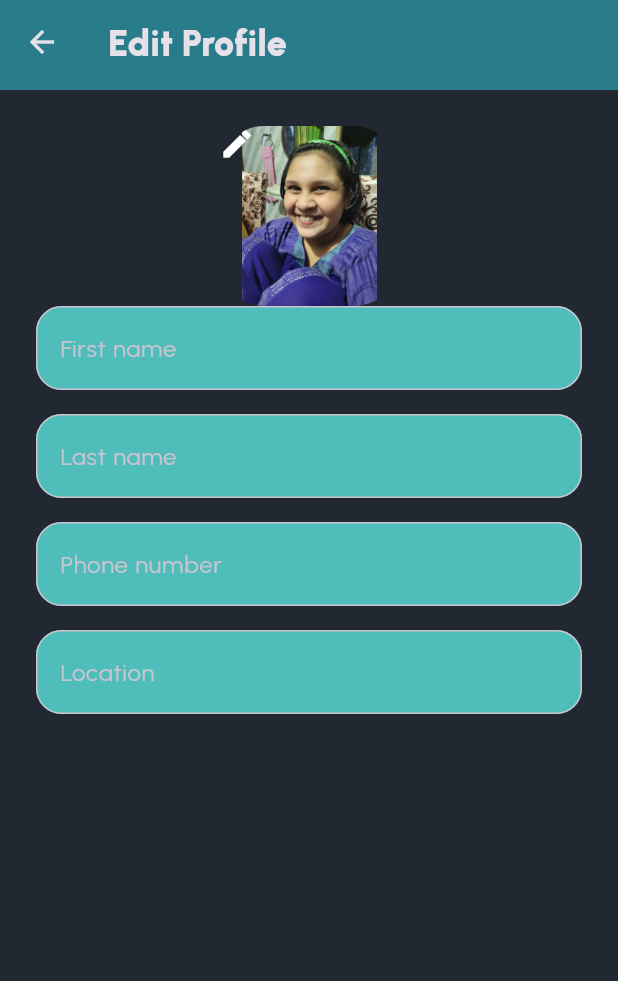
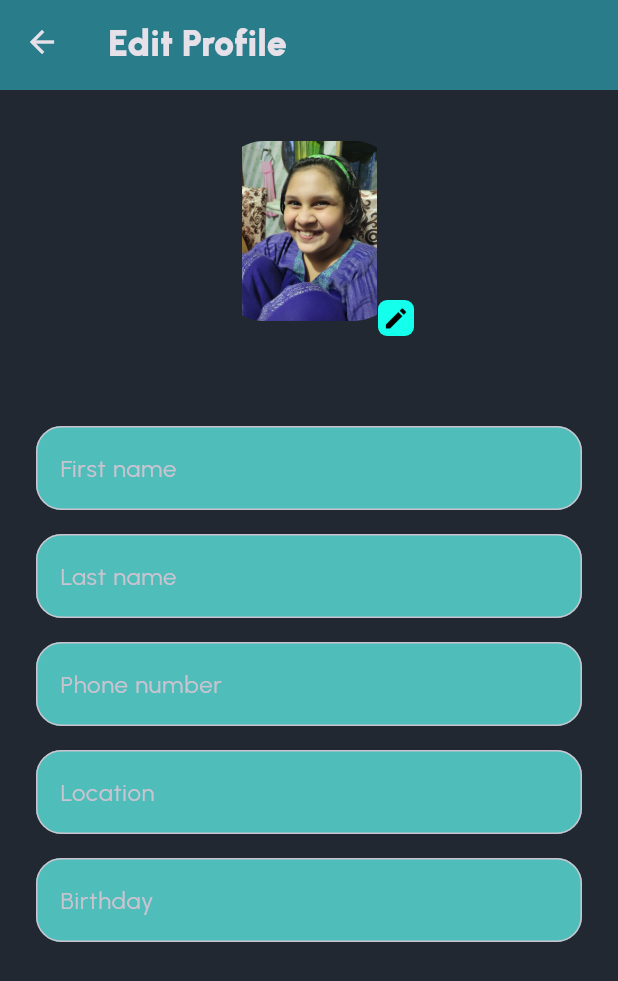
Before and after one commit to aluffyy/Hashi, a Flutter app: the EditProfilePage screen opened by its route, on a phone screen of 412 x 824 dp. Shown: the top 981 px of the screen. Run offline on Flutter 3.47's test engine with Material 3 defaults, Android fonts, the phone set to English and light mode, and no system bars; our stand-ins replace flutter_svg; project files that could hold a hidden picture were left out.

Commit message:
Initial commit

```diff
--- a/lib/config/app_strings.dart
+++ b/lib/config/app_strings.dart
@@ -1,5 +1,7 @@
 class AppStrings {
   static const appName = 'Hashi';
+
+  // static const helloWelcome = 'Hello, welcome back!';
   // static const loginToContinue = 'Login to continue';
   static const username = 'Username';
   static const password = 'Password';
--- a/lib/pages/edit_profile_page.dart
+++ b/lib/pages/edit_profile_page.dart
@@ -2,6 +2,7 @@ import 'package:Hashi/components/app_text_field.dart';
 import 'package:Hashi/components/toolbar.dart';
 import 'package:Hashi/components/user_avatar.dart';
 import 'package:Hashi/config/app_strings.dart';
+import 'package:Hashi/styles/app_colors.dart';
 import 'package:flutter/material.dart';
 
 class EditProfilePage extends StatelessWidget {
@@ -9,33 +10,60 @@ class EditProfilePage extends StatelessWidget {
 
   @override
   Widget build(BuildContext context) {
-    return const Scaffold(
-      appBar: Toolbar(title: AppStrings.editProfile),
+    return Scaffold(
+      appBar: const Toolbar(title: AppStrings.editProfile),
       body: Padding(
-        padding: EdgeInsets.all(24.0),
+        padding: const EdgeInsets.all(24.0),
         child: Column(
           children: [
             Stack(
               children: [
-                UserAvatar(
-                  size: 120,
+                const Padding(
+                  padding: EdgeInsets.all(10.0),
+                  child: UserAvatar(
+                    size: 120,
+                  ),
                 ),
-                Icon(Icons.edit),
+                Positioned(
+                  bottom: 0,
+                  right: 0,
+                  child: Container(
+                    padding: const EdgeInsets.all(3),
+                    decoration: const BoxDecoration(
+                      color: AppColors.primary,
+                      borderRadius: BorderRadius.all(
+                        Radius.circular(6),
+                      ),
+                    ),
+                    child: const Icon(
+                      Icons.edit,
+                      size: 18,
+                      color: Colors.black,
+                    ),
+                  ),
+                ),
               ],
             ),
-            AppTextField(hint: 'First name'),
-            SizedBox(
+            const SizedBox(
+              height: 60,
+            ),
+            const AppTextField(hint: AppStrings.firstName),
+            const SizedBox(
               height: 16,
             ),
-            AppTextField(hint: 'Last name'),
-            SizedBox(
+            const AppTextField(hint: AppStrings.lastName),
+            const SizedBox(
               height: 16,
             ),
-            AppTextField(hint: 'Phone number'),
-            SizedBox(
+            const AppTextField(hint: AppStrings.phoneNumber),
+            const SizedBox(
               height: 16,
             ),
-            AppTextField(hint: 'Location'),
+            const AppTextField(hint: AppStrings.location),
+            const SizedBox(
+              height: 16,
+            ),
+            const AppTextField(hint: AppStrings.birthday),
           ],
         ),
       ),
```
Also changed, not shown: 1 other file.
